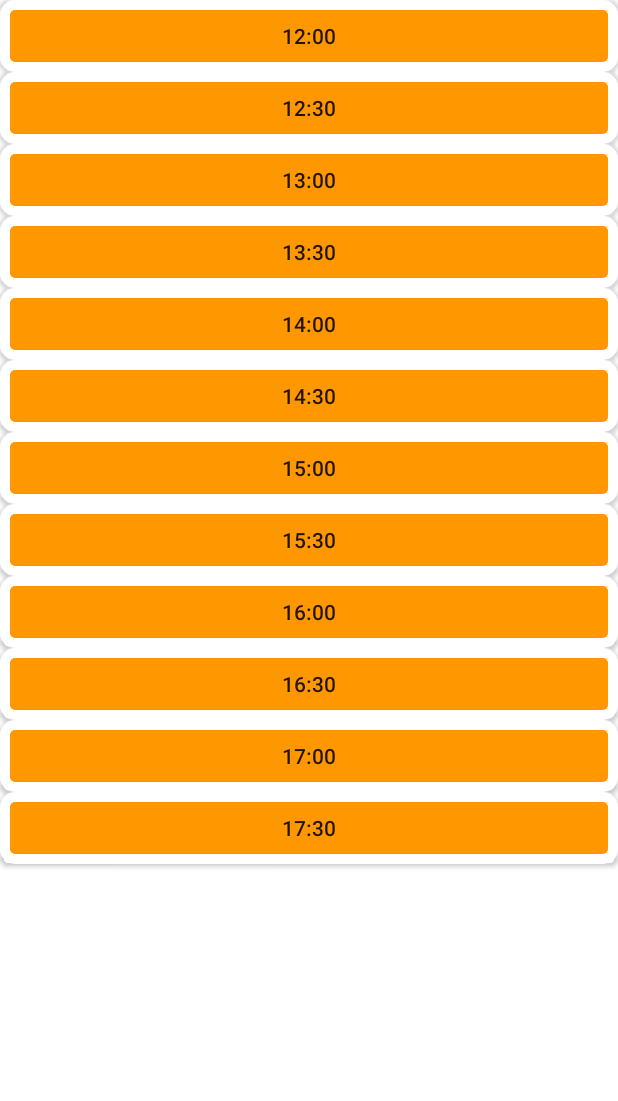
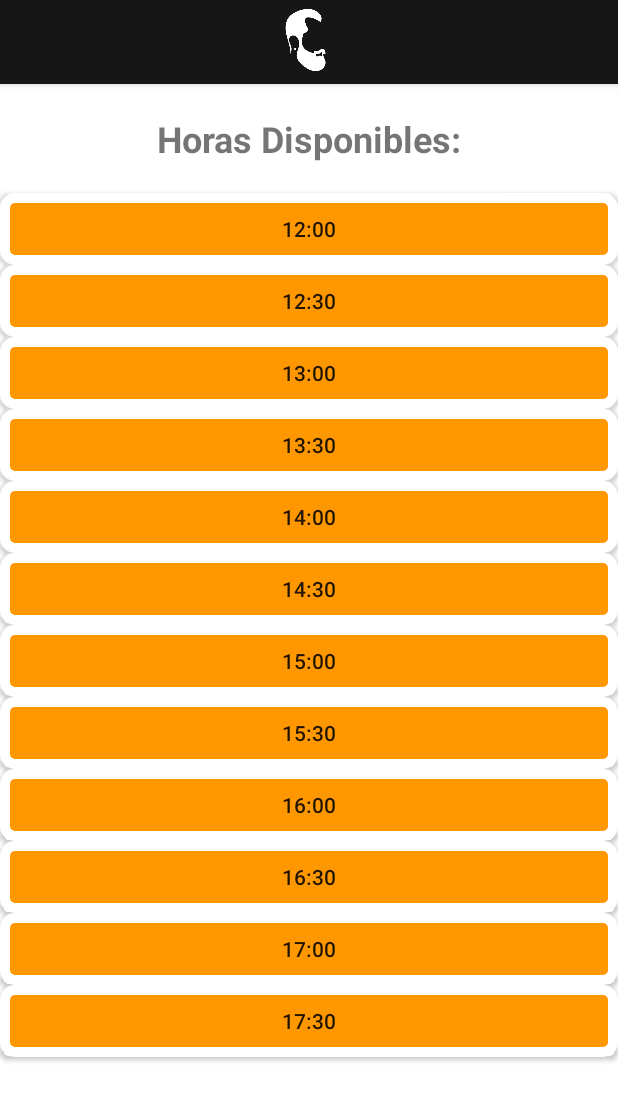
Before and after one commit to Dimitrihd64/HaircutBarber, an Android app: the HorasActivity screen opened directly, with no data from a screen before it, on a phone screen of 412 x 824 dp. Shown: the top 1101 px of the screen. Run offline under Robolectric (Android 15) with nearby library versions, the phone set to English and light mode, and no system bars; 3 statements that could not run were skipped.

```diff
--- a/app/src/main/AndroidManifest.xml
+++ b/app/src/main/AndroidManifest.xml
@@ -14,6 +14,9 @@
         android:supportsRtl="true"
         android:theme="@style/Theme.HaircutBarber3"
         tools:targetApi="31">
+        <activity
+            android:name=".TipoServicioActivity"
+            android:exported="false" />
         <activity
             android:name=".ui.Citas.HorasActivity"
             android:exported="false" />
--- a/app/src/main/res/layout/activity_horas.xml
+++ b/app/src/main/res/layout/activity_horas.xml
@@ -5,4 +5,43 @@
     android:layout_width="match_parent"
     android:layout_height="match_parent"
     android:orientation="vertical"
-    tools:context=".ui.Citas.HorasActivity" />
+
+    tools:context=".ui.Citas.HorasActivity">
+
+
+    <androidx.appcompat.widget.Toolbar
+        android:id="@+id/toolbar"
+        android:layout_width="match_parent"
+        android:layout_height="56dp"
+        android:background="@color/lavender"
+        android:elevation="4dp"
+        android:popupTheme="@style/ThemeOverlay.AppCompat.Light"
+
+        android:theme="@style/ThemeOverlay.AppCompat.Dark.ActionBar">
+
+        <LinearLayout
+            android:layout_width="match_parent"
+            android:layout_height="match_parent"
+            android:orientation="vertical"
+            android:transitionGroup="false">
+
+            <ImageView
+                android:layout_width="wrap_content"
+                android:layout_height="wrap_content"
+                android:layout_marginRight="13dp"
+                android:src="@drawable/logohb" />
+
+        </LinearLayout>
+    </androidx.appcompat.widget.Toolbar>
+
+    <TextView
+        android:id="@+id/lbFecha"
+        android:layout_width="match_parent"
+        android:layout_height="wrap_content"
+        android:layout_margin="20dp"
+        android:text="Horas Disponibles:"
+        android:textAlignment="center"
+        android:textAllCaps="false"
+        android:textSize="24sp"
+        android:textStyle="bold" />
+</LinearLayout>
```
Also changed, not shown: app/src/main/java/com/example/haircutbarber3/ui/Citas/HorasActivity.java (+2 -5 lines), app/src/main/java/com/example/haircutbarber3/ui/Citas/TipoServicioActivity.java (added, +21 -0 lines), app/src/main/res/drawable/border.xml (added, +10 -0 lines), app/src/main/res/layout/activity_tipo_servicio.xml (added, +78 -0 lines).
